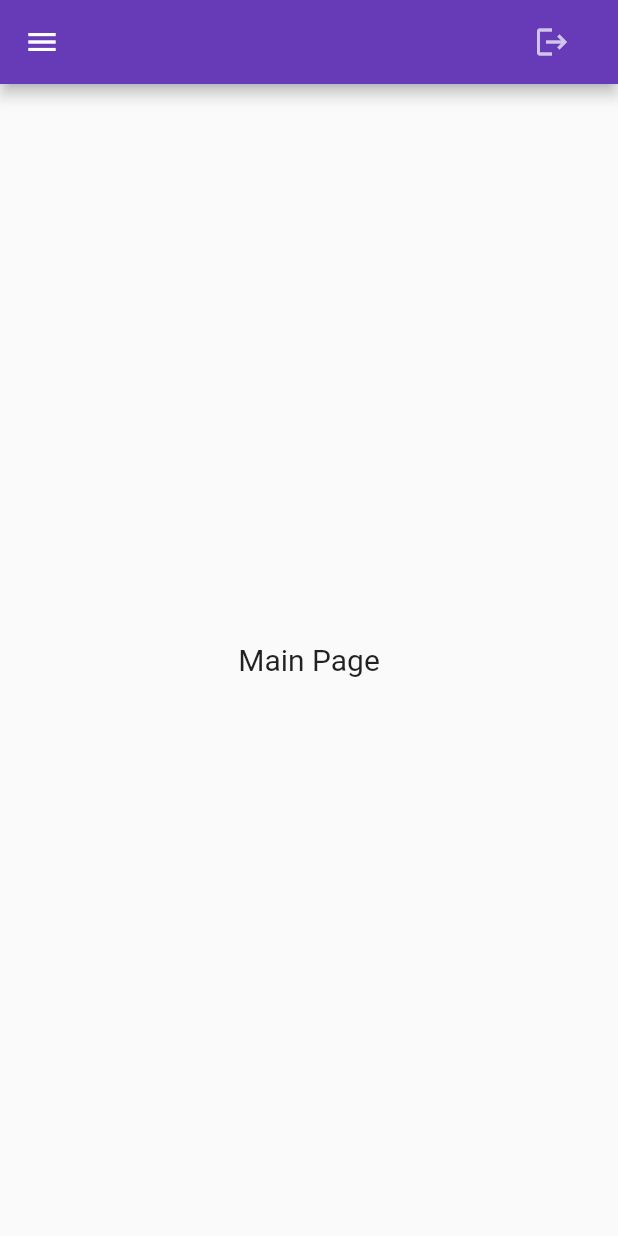
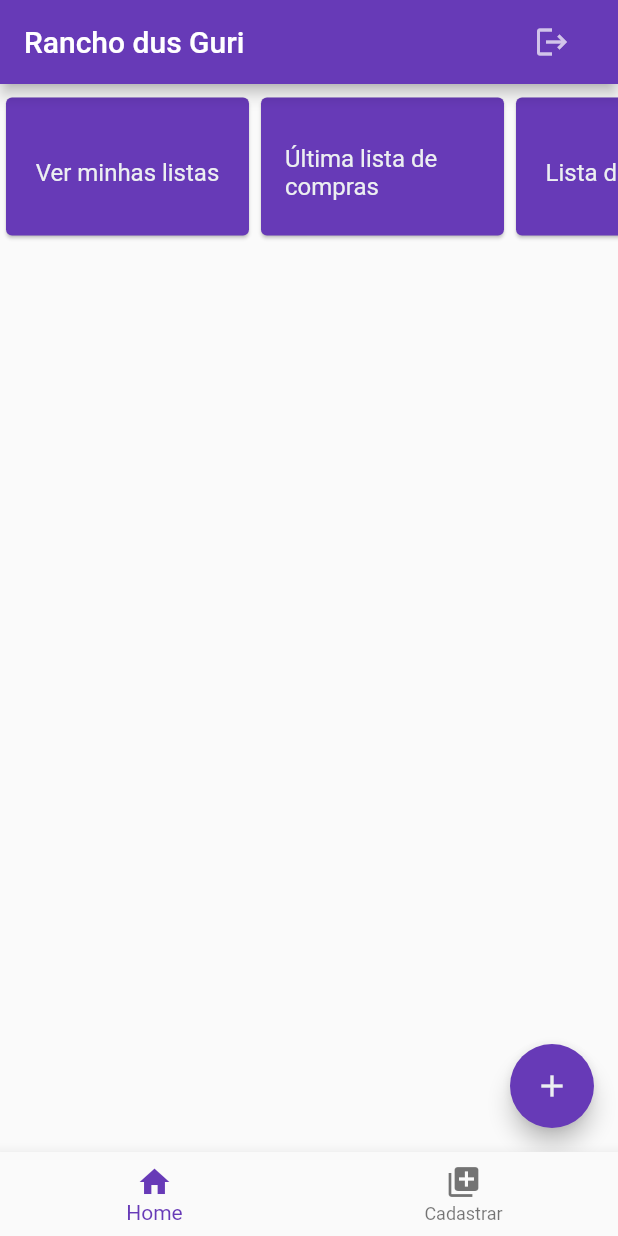
Before and after one commit to MarthinKorb/flutter_login_application, a Flutter app: the HomePage screen opened directly, on a phone screen of 412 x 824 dp. Run offline on Flutter 3.47's test engine with Material 2 defaults, Android fonts, the phone set to English and light mode, and no system bars; our stand-ins replace shared_preferences; accounts and stored records are empty.

Commit message:
Creating own alert component Building horizontal list view component Refactoring creating user account Creating usersServices for http requests Building BottomNavigationBar on user's HomePage Creating a class for constants

```diff
--- /dev/null
+++ b/lib/components/horizontal_list_view.dart
@@ -0,0 +1,81 @@
+import 'package:flutter/material.dart';
+
+class HorizontalListView extends StatelessWidget {
+  @override
+  Widget build(BuildContext context) {
+    Color textAccentCardColor = Theme.of(context).accentColor;
+    Color textPrimaryCardColor = Theme.of(context).primaryColor;
+
+    return Scaffold(
+      floatingActionButton: FloatingActionButton(
+        backgroundColor: textPrimaryCardColor,
+        child: Icon(
+          Icons.add,
+          color: textAccentCardColor,
+        ),
+        tooltip: 'Criar uma lista',
+        onPressed: () {},
+      ),
+      body: Container(
+        margin: EdgeInsets.symmetric(vertical: 5.0),
+        height: 100.0,
+        child: ListView(
+          scrollDirection: Axis.horizontal,
+          children: <Widget>[
+            Container(
+              width: 170.0,
+              child: Card(
+                child: ListTile(
+                  title: Center(
+                    child: Text(
+                      'Ver minhas listas',
+                      style: TextStyle(
+                        color: textAccentCardColor,
+                      ),
+                    ),
+                  ),
+                  onTap: () {},
+                ),
+                color: Colors.deepPurple,
+              ),
+            ),
+            Container(
+              width: 170.0,
+              child: Card(
+                child: ListTile(
+                  title: Center(
+                    child: Text(
+                      'Última lista de compras',
+                      style: TextStyle(
+                        color: textAccentCardColor,
+                      ),
+                    ),
+                  ),
+                  onTap: () {},
+                ),
+                color: Colors.deepPurple,
+              ),
+            ),
+            Container(
+              width: 170.0,
+              child: Card(
+                child: ListTile(
+                  title: Center(
+                    child: Text(
+                      'Lista de compras',
+                      style: TextStyle(
+                        color: textAccentCardColor,
+                      ),
+                    ),
+                  ),
+                  onTap: () {},
+                ),
+                color: Colors.deepPurple,
+              ),
+            ),
+          ],
+        ),
+      ),
+    );
+  }
+}
--- a/lib/main.dart
+++ b/lib/main.dart
@@ -1,5 +1,5 @@
 import 'package:flutter/material.dart';
-import 'package:flutter_login_application/pages/login_page.dart';
+import 'pages/login_page.dart';
 
 void main() {
   runApp(MyApp());
@@ -12,10 +12,10 @@ class MyApp extends StatelessWidget {
       title: 'Flutter Login App',
       theme: ThemeData(
         primarySwatch: Colors.deepPurple,
+        accentColor: Colors.blueGrey[50],
         visualDensity: VisualDensity.adaptivePlatformDensity,
       ),
       darkTheme: ThemeData(),
-      // home: MyHomePage(title: 'Login App'),
       home: LoginPage(),
       debugShowCheckedModeBanner: false,
     );
--- a/lib/pages/home_page.dart
+++ b/lib/pages/user_pages/home_page.dart
@@ -1,7 +1,8 @@
 import 'package:flutter/material.dart';
+import 'package:flutter_login_application/components/horizontal_list_view.dart';
 import 'package:shared_preferences/shared_preferences.dart';
 
-import 'login_page.dart';
+import '../login_page.dart';
 
 class HomePage extends StatefulWidget {
   @override
@@ -10,7 +11,8 @@ class HomePage extends StatefulWidget {
 
 class _HomePageState extends State<HomePage> {
   SharedPreferences sharedPreferences;
-
+  // int _selectedIndex = 0;
+  int _currentIndex = 0;
   @override
   void initState() {
     super.initState();
@@ -20,7 +22,6 @@ class _HomePageState extends State<HomePage> {
   checkLoginStatus() async {
     sharedPreferences = await SharedPreferences.getInstance();
     if (sharedPreferences.getString('token') == null) {
-      print('entrou aqui');
       Navigator.of(context).pushAndRemoveUntil(
           MaterialPageRoute(builder: (BuildContext context) => LoginPage()),
           (route) => false);
@@ -29,8 +30,14 @@ class _HomePageState extends State<HomePage> {
 
   @override
   Widget build(BuildContext context) {
+    var tabs = [
+      Center(child: HorizontalListView()),
+      Center(child: Text('2')),
+    ];
+
     return Scaffold(
       appBar: AppBar(
+        title: Text('Rancho dus Guri'),
         actions: [
           FlatButton(
             onPressed: () {
@@ -45,15 +52,22 @@ class _HomePageState extends State<HomePage> {
           ),
         ],
       ),
-      body: Center(
-        child: Text(
-          'Main Page',
-          style: TextStyle(fontSize: 20),
-        ),
+      bottomNavigationBar: BottomNavigationBar(
+        currentIndex: _currentIndex,
+        onTap: (index) => setState(() => _currentIndex = index),
+        items: [
+          BottomNavigationBarItem(
+            icon: Icon(Icons.home),
+            label: "Home",
+          ),
+          BottomNavigationBarItem(
+            icon: Icon(Icons.add_to_photos),
+            label: "Cadastrar",
+            backgroundColor: Colors.deepPurple,
+          ),
+        ],
       ),
-      drawer: Drawer(
-        child: Container(),
-      ),
+      body: tabs[_currentIndex],
     );
   }
 }
--- /dev/null
+++ b/lib/utils/constants.dart
@@ -0,0 +1,6 @@
+class Constants {
+  static const HOST = 'http://localhost:3333';
+  static const Map<String, String> CONTENT_TYPE = {
+    "Content-Type": "application/json"
+  };
+}
```
Also changed, not shown: lib/components/alert_dialog_comp.dart (added, +27 -0 lines), lib/pages/create_account.dart (+6 -17 lines), lib/pages/login_page.dart (+17 -20 lines), lib/providers/ThemeModelProvider.dart (added, +12 -0 lines), lib/services/user_services.dart (added, +12 -0 lines).
